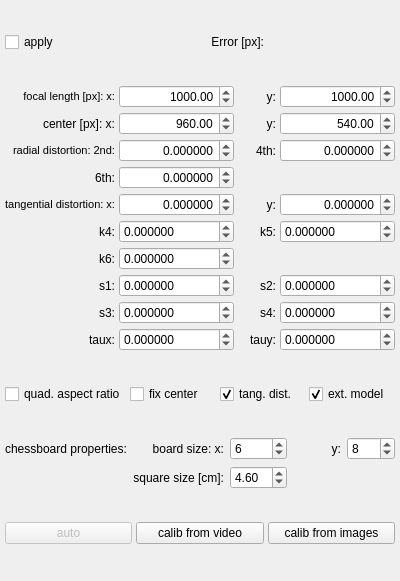
The window that src/ui/main-windows/intrinsicBox.ui (ped-dyn-emp/PeTrack) describes before a commit, drawn with Qt 5.
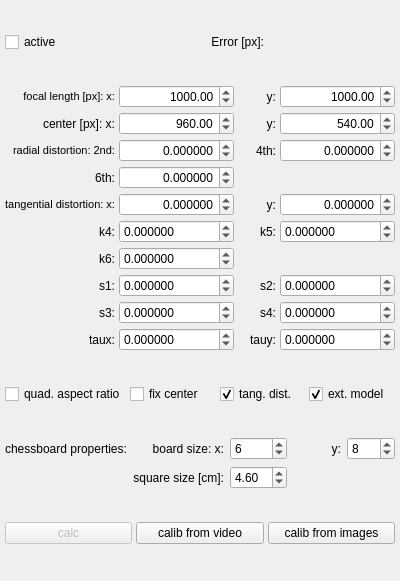
The same window after the commit. Custom widgets are drawn as their Qt base class.

```diff
--- a/src/ui/main-windows/intrinsicBox.ui
+++ b/src/ui/main-windows/intrinsicBox.ui
@@ -61,7 +61,7 @@
      <item row="0" column="0">
       <widget class="QCheckBox" name="apply">
        <property name="text">
-        <string>apply</string>
+        <string>active</string>
        </property>
       </widget>
      </item>
@@ -788,7 +788,7 @@
         <bool>false</bool>
        </property>
        <property name="text">
-        <string>auto</string>
+        <string>calc</string>
        </property>
       </widget>
      </item>
```
Left out of the diff: 8 changed lines with no effect on the pictures.
